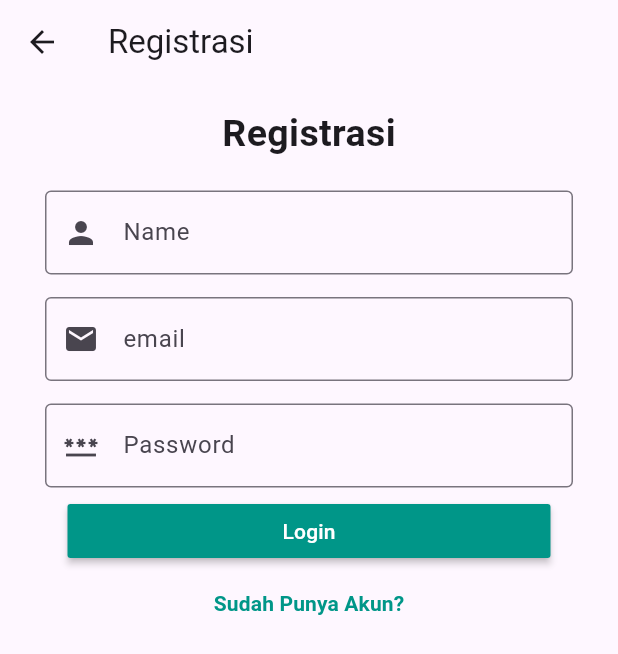
After one commit to lino089/Training-Arc-Flutter, a Flutter app: the screen it shows after launch, after a tap on "Login", after a tap on "Belum punya akun?", on a phone screen of 412 x 824 dp. The commit adds this screen. Shown: the top 654 px of the screen. Run offline on Flutter 3.47's test engine with Material 3 defaults, Android fonts, the light colour scheme and no system bars; our stand-ins replace cloud_firestore, firebase_auth, firebase_core; accounts and stored records are empty.

Commit message:
Register Page

```diff
--- a/auth_muscle/lib/loginPage.dart
+++ b/auth_muscle/lib/loginPage.dart
@@ -1,3 +1,4 @@
+import 'package:auth_muscle/regisPage.dart';
 import 'package:flutter/material.dart';
 import 'package:firebase_auth/firebase_auth.dart';
 import 'package:cloud_firestore/cloud_firestore.dart';
@@ -102,13 +103,30 @@ class _loginPage extends State<loginPage> {
                     ),
                     SizedBox(height: 10),
                     Padding(
-                      padding: const EdgeInsets.all(15.0),
+                      padding: const EdgeInsets.only(right: 15, left: 15,),
                       child: MaterialButton(
                         onPressed: _login,
                         minWidth: double.infinity,
                         color: Colors.teal,
                         textColor: Colors.white,
                         child: Text("Login"),
+                      ),
+                    ),
+                    TextButton(
+                      onPressed: () {
+                        Navigator.push(
+                          context,
+                          MaterialPageRoute(
+                            builder: (context) => const regisPage(),
+                          ),
+                        );
+                      },
+                      child: Text(
+                        "Belum punya akun?",
+                        style: TextStyle(
+                          color: Colors.teal,
+                          fontWeight: FontWeight.bold,
+                        ),
                       ),
                     ),
                   ],
--- /dev/null
+++ b/auth_muscle/lib/regisPage.dart
@@ -0,0 +1,103 @@
+import 'package:flutter/material.dart';
+import 'package:firebase_auth/firebase_auth.dart';
+
+class regisPage extends StatefulWidget {
+  const regisPage({super.key});
+
+  @override
+  State<regisPage> createState() => _regisPage();
+}
+
+class _regisPage extends State<regisPage> {
+  @override
+  Widget build(BuildContext context) {
+    return Scaffold(
+      appBar: AppBar(title: Text("Registrasi")),
+      body: Center(
+        child: Padding(
+          padding: EdgeInsetsGeometry.all(15),
+          child: Column(
+            mainAxisAlignment: MainAxisAlignment.start,
+            crossAxisAlignment: CrossAxisAlignment.center,
+            children: [
+              Text(
+                "Registrasi",
+                style: TextStyle(fontSize: 25, fontWeight: FontWeight.bold),
+              ),
+              SizedBox(height: 5),
+              Form(
+                child: Padding(
+                  padding: const EdgeInsetsGeometry.all(15),
+                  child: Column(
+                    children: [
+                      TextFormField(
+                        keyboardType: TextInputType.name,
+                        decoration: InputDecoration(
+                          labelText: 'Name',
+                          hintText: 'Enter Name',
+                          prefixIcon: Icon(Icons.person),
+                          border: OutlineInputBorder(),
+                        ),
+                        onChanged: (value) {
+                          setState(() {});
+                        },
+                        validator: (value) {},
+                      ),
+                      SizedBox(height: 15),
+                      TextFormField(
+                        keyboardType: TextInputType.emailAddress,
+                        decoration: InputDecoration(
+                          labelText: 'email',
+                          hintText: 'Enter Email',
+                          prefixIcon: Icon(Icons.email),
+                          border: OutlineInputBorder(),
+                        ),
+                        onChanged: (value) {},
+                        validator: (value) {},
+                      ),
+                      SizedBox(height: 15),
+                      TextFormField(
+                        keyboardType: TextInputType.visiblePassword,
+                        decoration: InputDecoration(
+                          labelText: "Password",
+                          hintText: "Enter Password",
+                          prefixIcon: Icon(Icons.password),
+                          border: OutlineInputBorder(),
+                        ),
+                        onChanged: (value) {},
+                        validator: (value) {},
+                      ),
+                      SizedBox(height: 5),
+                      Padding(
+                        padding: EdgeInsetsGeometry.only(right: 15, left: 15),
+                        child: MaterialButton(
+                          onPressed: () {},
+                          minWidth: double.infinity,
+                          color: Colors.teal,
+                          textColor: Colors.white,
+                          child: Text("Login"),
+                        ),
+                      ),
+                      TextButton(
+                        onPressed: () {
+                          Navigator.pop(context);
+                        },
+                        child: Text(
+                          "Sudah Punya Akun?",
+                          style: TextStyle(
+                            color: Colors.teal,
+                            fontWeight: FontWeight.bold
+                          ),
+                        ),
+                      ),
+                    ],
+                  ),
+                ),
+              ),
+            ],
+          ),
+        ),
+      ),
+    );
+  }
+}
```
